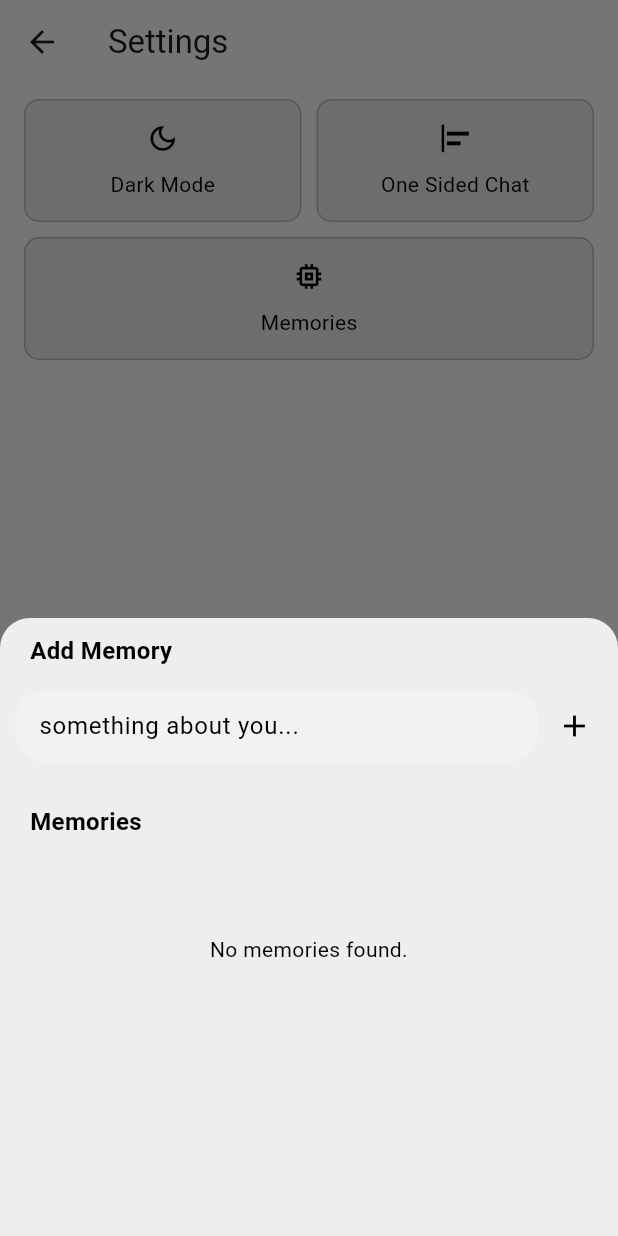
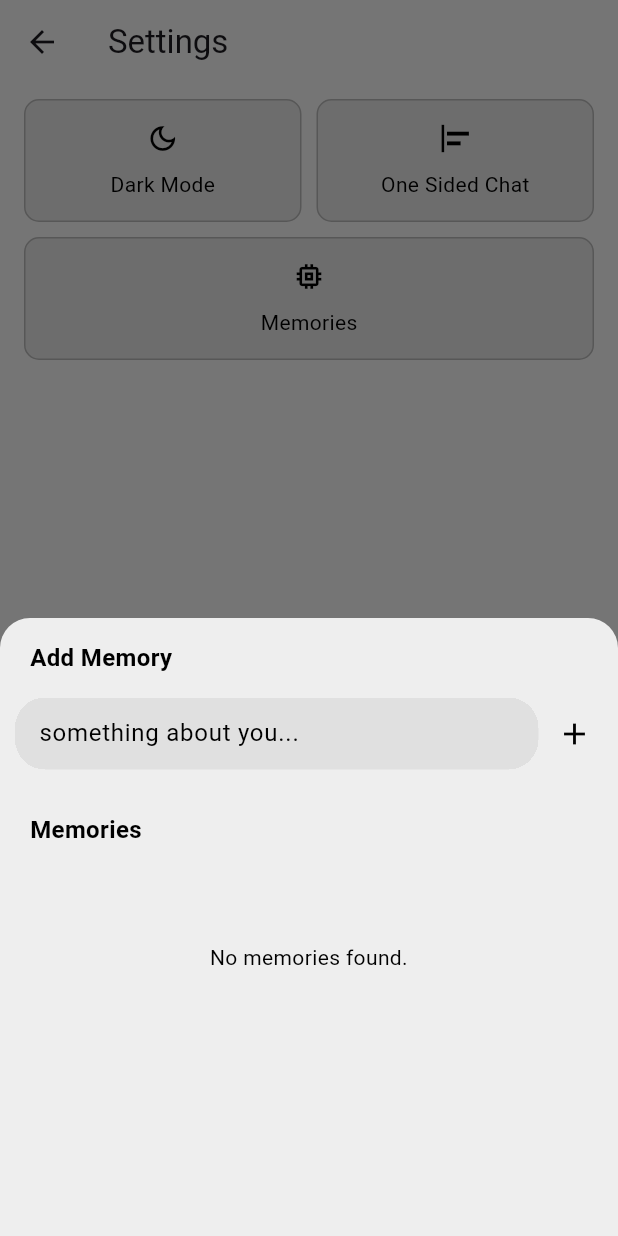
Before and after one commit to dot-ruth/NativeChat, a Flutter app: the SettingsPage screen opened directly, after a tap on "Dark Mode", after a tap on "One Sided Chat", after a tap on "Memories", on a phone screen of 412 x 824 dp. Run offline on Flutter 3.47's test engine with Material 3 defaults, Android fonts, the light colour scheme and no system bars; our stand-ins replace animated_text_kit, battery_plus, cherry_toast, dio, file_picker, flutter_highlight and 11 more; missing offline and left inert: call_log_new, easy_image_viewer, flutter_sharing_intent, flutter_sms_inbox, gpt_markdown, installed_apps and 3 more; accounts and stored records are empty; statements that could not run were skipped.

Commit message:
done with memories

```diff
--- a/lib/components/settings_components/memories_bottom_sheet_header.dart
+++ b/lib/components/settings_components/memories_bottom_sheet_header.dart
@@ -29,7 +29,7 @@ class _MemoriesBottomSheetHeaderState extends State<MemoriesBottomSheetHeader> {
         Padding(
           padding: const EdgeInsets.only(
             left: 20.0,
-            top: 10.0,
+            top: 15.0,
             bottom: 10.0,
           ),
           child: Text(
@@ -86,7 +86,7 @@ class _MemoriesBottomSheetHeaderState extends State<MemoriesBottomSheetHeader> {
                       filled: true,
                       fillColor:
                           ThemeProvider.themeOf(context).id == "light_theme"
-                              ? const Color(0xfff2f2f2)
+                              ? const Color(0xffe0e0e0)
                               : const Color(0xff1a1a1a),
                     ),
                   ),
--- a/lib/pages/homepage.dart
+++ b/lib/pages/homepage.dart
@@ -1,3 +1,5 @@
+// ignore_for_file: use_build_context_synchronously
+
 import 'dart:async';
 import 'dart:typed_data';
 import 'package:file_picker/file_picker.dart';
@@ -141,9 +143,11 @@ class _HomepageState extends State<Homepage> {
                 "YOU SAVED THIS INFORMATION TO MEMORY: ${eachFunctionCall.args['newMemory']}";
             await continueFromFunctionCall(userInput, advancedContext);
           }
+          showToast(context, "Memory Updated");
         } else if (functionCallName == "forgetMemories") {
           await forgetMemory();
           gotResponseFromAI('forgotten everything!', true);
+          showToast(context, "Memory Updated");
         } else if (functionCallName == "getMemories") {
           var oldMemories = await getMemories();
           if (oldMemories.isEmpty) {
--- a/lib/utils/show_toast.dart
+++ b/lib/utils/show_toast.dart
@@ -14,7 +14,7 @@ void showToast(context, title) {
       ),
     ),
     animationType: AnimationType.fromTop,
-    toastDuration: Duration(milliseconds: 1250),
+    toastDuration: Duration(milliseconds: 1400),
     backgroundColor: ThemeProvider.themeOf(context).id == "light_theme"
         ? Colors.white
         : const Color(0xff1a1a1a),
```
